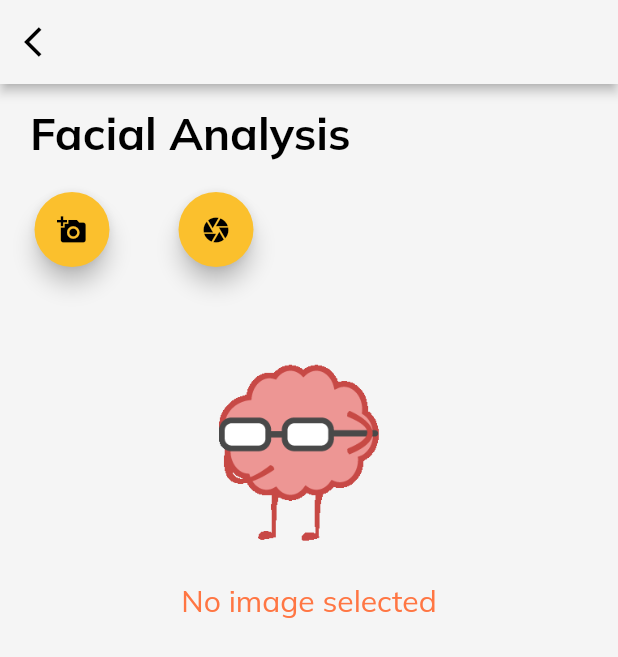
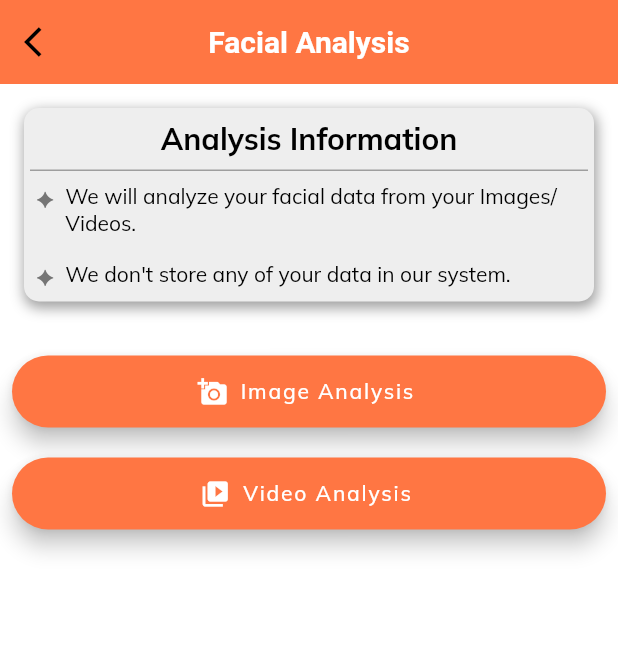
Before and after one commit to aksharbhayani/ProjectX, a Flutter app: the ImageAnalysis screen opened by its route, on a phone screen of 412 x 824 dp. Shown: the top 657 px of the screen. Run offline on Flutter 3.47's test engine with Material 2 defaults, Android fonts, the phone set to English and light mode, and no system bars; our stand-ins replace carousel_slider, chewie, cloud_firestore, cool_alert, firebase_auth, firebase_core and 8 more; missing offline and left inert: firebase_ml_vision, flutter_overlay_loader, tflite, tflite_flutter, twitter_api; accounts and stored records are empty; project files that could hold a hidden picture were left out.

Commit message:
Updated till Video Analysis Need to start server

```diff
--- /dev/null
+++ b/lib/screens/home_screen/Screen 1/choose.dart
@@ -0,0 +1,172 @@
+import 'package:flutter/material.dart';
+import 'package:project_app/screens/home_screen/Screen%201/tensorflow.dart';
+import 'package:project_app/screens/home_screen/Screen%201/video_analysis.dart';
+import 'package:project_app/screens/home_screen/Screen%202/constants.dart';
+import 'package:project_app/screens/home_screen/home.dart';
+
+import '../../../constants.dart';
+
+class ChooseOption extends StatefulWidget {
+  @override
+  _ChooseOptionState createState() => _ChooseOptionState();
+}
+
+class _ChooseOptionState extends State<ChooseOption> {
+  @override
+  Widget build(BuildContext context) {
+    return Scaffold(
+      appBar: AppBar(
+        elevation: 0,
+        centerTitle: true,
+        title: Text(
+          "Facial Analysis",
+          style: TextStyle(
+              color: Colors.white, fontWeight: FontWeight.bold, fontSize: 20),
+        ),
+        backgroundColor: kPrimaryColor,
+        leading: IconButton(
+          onPressed: () {
+            Navigator.pushNamedAndRemoveUntil(
+                context, HomeScreen.routeName, (Route<dynamic> route) => false);
+          },
+          icon: Icon(
+            Icons.arrow_back_ios,
+          ),
+        ),
+      ),
+      body: SingleChildScrollView(
+        child: Padding(
+          padding: const EdgeInsets.all(8.0),
+          child: Column(
+            children: [
+              Padding(
+                padding: const EdgeInsets.all(8.0),
+                child: Container(
+                  width: MediaQuery.of(context).size.width,
+                  decoration: BoxDecoration(
+                    borderRadius: BorderRadius.circular(10.0),
+                    color: Colors.grey[200],
+                    boxShadow: [
+                      BoxShadow(
+                        color: Colors.grey,
+                        spreadRadius: 1,
+                        blurRadius: 7,
+                        offset: Offset(1, 3), // changes position of shadow
+                      ),
+                    ],
+                  ),
+                  child: Column(
+                    children: [
+                      Center(
+                          child: Padding(
+                        padding: const EdgeInsets.only(top: 8.0, bottom: 8),
+                        child: Text(
+                          "Analysis Information",
+                          style: TextStyle(
+                              color: Colors.black,
+                              fontWeight: FontWeight.bold,
+                              fontSize: 20),
+                        ),
+                      )),
+                      Padding(
+                        padding: EdgeInsets.symmetric(horizontal: 4),
+                        child: Container(
+                          height: 1,
+                          width: MediaQuery.of(context).size.width,
+                          color: Colors.grey,
+                        ),
+                      ),
+                      Padding(
+                        padding: const EdgeInsets.all(8.0),
+                        child: Row(
+                          crossAxisAlignment: CrossAxisAlignment.start,
+                          children: [
+                            Text("✦  "),
+                            Expanded(
+                              child: Text(
+                                "We will analyze your facial data from your Images/Videos.",
+                                textAlign: TextAlign.left,
+                                style: TextStyle(color: Colors.black),
+                              ),
+                            ),
+                          ],
+                        ),
+                      ),
+                      Padding(
+                        padding: const EdgeInsets.all(8.0),
+                        child: Row(
+                          crossAxisAlignment: CrossAxisAlignment.start,
+                          children: [
+                            Text("✦  "),
+                            Expanded(
+                              child: Text(
+                                "We don't store any of your data in our system.",
+                                textAlign: TextAlign.left,
+                                style: TextStyle(color: Colors.black),
+                              ),
+                            ),
+                          ],
+                        ),
+                      ),
+                    ],
+                  ),
+                ),
+              ),
+              SizedBox(
+                height: 20,
+              ),
+              Container(
+                height: 130,
+                child: ListView(
+                  scrollDirection: Axis.vertical,
+                  children: <Widget>[
+                    SizedBox(
+                      height: 8,
+                    ),
+                    FloatingActionButton.extended(
+                      heroTag: "btn1",
+                      tooltip: 'Pick Image',
+                      onPressed: () {
+                        Navigator.push(
+                            context,
+                            MaterialPageRoute(
+                                builder: (context) => Tensorflow()));
+                      },
+                      label: Text("Image Analysis"),
+                      icon: Icon(
+                        Icons.add_a_photo,
+                        size: 20,
+                        color: Colors.white,
+                      ),
+                      backgroundColor: kPrimColor,
+                    ),
+                    SizedBox(
+                      height: 20,
+                    ),
+                    FloatingActionButton.extended(
+                      heroTag: "btn2",
+                      tooltip: 'Open Camera',
+                      onPressed: () {
+                        Navigator.push(
+                            context,
+                            MaterialPageRoute(
+                                builder: (context) => videoAnalysis()));
+                      },
+                      label: Text("Video Analysis"),
+                      icon: Icon(
+                        Icons.video_library,
+                        size: 20,
+                        color: Colors.white,
+                      ),
+                      backgroundColor: kPrimColor,
+                    ),
+                  ],
+                ),
+              ),
+            ],
+          ),
+        ),
+      ),
+    );
+  }
+}
--- a/lib/screens/home_screen/Screen 1/image_analysis.dart
+++ b/lib/screens/home_screen/Screen 1/image_analysis.dart
@@ -1,5 +1,5 @@
 import 'package:flutter/material.dart';
-import 'package:project_app/screens/home_screen/Screen%201/tensorflow.dart';
+import 'package:project_app/screens/home_screen/Screen%201/choose.dart';
 
 class ImageAnalysis extends StatefulWidget {
   static String routeName = "/image_analysis";
@@ -11,7 +11,7 @@ class _ImageAnalysisState extends State<ImageAnalysis> {
   @override
   Widget build(BuildContext context) {
     return Scaffold(
-      body: Tensorflow(),
+      body: ChooseOption(),
     );
   }
 }
--- a/lib/screens/home_screen/Screen 1/tensorflow.dart
+++ b/lib/screens/home_screen/Screen 1/tensorflow.dart
@@ -5,6 +5,7 @@ import 'package:flutter/material.dart';
 import 'package:image_cropper/image_cropper.dart';
 import 'package:image_picker/image_picker.dart';
 import 'package:project_app/constants.dart';
+import 'package:project_app/screens/home_screen/Screen%202/constants.dart';
 import 'package:tflite/tflite.dart';
 import '../../loading.dart';
 import '../Screen 2/animation.dart';
@@ -161,12 +162,17 @@ class _TensorflowState extends State<Tensorflow> {
     return Scaffold(
       backgroundColor: Colors.grey[100],
       appBar: AppBar(
-        backgroundColor: Colors.grey[100],
-        elevation: 3,
-        brightness: Brightness.light,
+        elevation: 0,
+        centerTitle: true,
+        title: Text(
+          "Image Analysis",
+          style: TextStyle(
+              color: Colors.white, fontWeight: FontWeight.bold, fontSize: 20),
+        ),
+        backgroundColor: kPrimaryColor,
         leading: IconButton(
           onPressed: () {
-            Navigator.of(context).pop();
+            Navigator.pop(context);
           },
           icon: Icon(
             Icons.arrow_back_ios,
@@ -184,50 +190,45 @@ class _TensorflowState extends State<Tensorflow> {
                 child: Column(
                   crossAxisAlignment: CrossAxisAlignment.start,
                   children: <Widget>[
-                    FadeAnimation(
-                        1,
-                        Padding(
-                          padding: const EdgeInsets.only(top: 14.0),
-                          child: Text(
-                            'Facial Analysis',
-                            style: TextStyle(
-                                color: Colors.black,
-                                fontWeight: FontWeight.bold,
-                                fontSize: 30),
-                          ),
-                        )),
                     SizedBox(
                       height: 20,
                     ),
                     Container(
-                      height: 50,
+                      height: 130,
                       child: ListView(
-                        scrollDirection: Axis.horizontal,
+                        scrollDirection: Axis.vertical,
                         children: <Widget>[
-                          FloatingActionButton(
+                          SizedBox(
+                            height: 8,
+                          ),
+                          FloatingActionButton.extended(
                             heroTag: "btn1",
                             tooltip: 'Pick Image',
-                            onPressed: pickImage,
-                            child: Icon(
+                            onPressed: () {
+                              pickImage();
+                            },
+                            label: Text("Gallery"),
+                            icon: Icon(
                               Icons.add_a_photo,
                               size: 20,
                               color: Colors.black,
                             ),
-                            backgroundColor: Colors.yellow[700],
+                            backgroundColor: kPrimColor,
                           ),
                           SizedBox(
-                            width: 40,
+                            height: 20,
                           ),
-                          FloatingActionButton(
+                          FloatingActionButton.extended(
                             heroTag: "btn2",
                             tooltip: 'Open Camera',
                             onPressed: pickImageCamera,
-                            child: Icon(
+                            label: Text("Camera"),
+                            icon: Icon(
                               Icons.camera,
                               size: 20,
                               color: Colors.black,
                             ),
-                            backgroundColor: Colors.yellow[700],
+                            backgroundColor: kPrimColor,
                           ),
                         ],
                       ),
--- a/lib/screens/sign_up/components/signup_form.dart
+++ b/lib/screens/sign_up/components/signup_form.dart
@@ -1,11 +1,11 @@
 import 'package:flutter/material.dart';
+import 'package:fluttertoast/fluttertoast.dart';
 import 'package:project_app/screens/authentication/auth.dart';
 import 'package:project_app/screens/sign_in/components/form_error.dart';
 import 'package:project_app/screens/sign_in/sign_in.dart';
+import 'package:project_app/screens/sign_up/otp/otp.dart';
 import '../../../constants.dart';
 import '../../../size_config.dart';
-import 'package:fluttertoast/fluttertoast.dart';
-
 import '../../loading.dart';
 
 String name;
@@ -298,7 +298,7 @@ class _SignUpFormState extends State<SignUpForm> {
       },
       decoration: InputDecoration(
         labelText: "Phone Number",
-        hintText: "Enter your Phone Number",
+        hintText: "For eg: +91 1234567890",
         floatingLabelBehavior: FloatingLabelBehavior.always,
         suffixIcon: Image.asset("assets/icons/Mail.png"),
       ),
--- a/pubspec.yaml
+++ b/pubspec.yaml
@@ -27,7 +27,7 @@ dependencies:
 
   # The following adds the Cupertino Icons font to your application.
   # Use with the CupertinoIcons class for iOS style icons.
-  cupertino_icons: ^0.1.3
+  cupertino_icons:
   # flutter_svg: ^0.19.2+1
   provider: ^4.3.3
   cloud_firestore: ^0.16.0+1
@@ -48,6 +48,9 @@ dependencies:
   google_fonts: ^0.5.0+1
   twitter_api: ^0.1.2
   carousel_slider: ^3.0.0
+  video_player: ^2.1.0
+  chewie: ^1.0.0
+  http:
   tflite_flutter:
   firebase_storage:
   image_picker:
```
Also changed, not shown: lib/screens/home_screen/Screen 1/video_analysis.dart (added, +301 -0 lines), lib/screens/home_screen/Screen 6/answer.dart (+14 -2 lines), lib/screens/sign_up/otp/components/body.dart (+51 -4 lines), lib/screens/sign_up/otp/components/otp_form.dart (+61 -6 lines), pubspec.lock, 1 other file.
